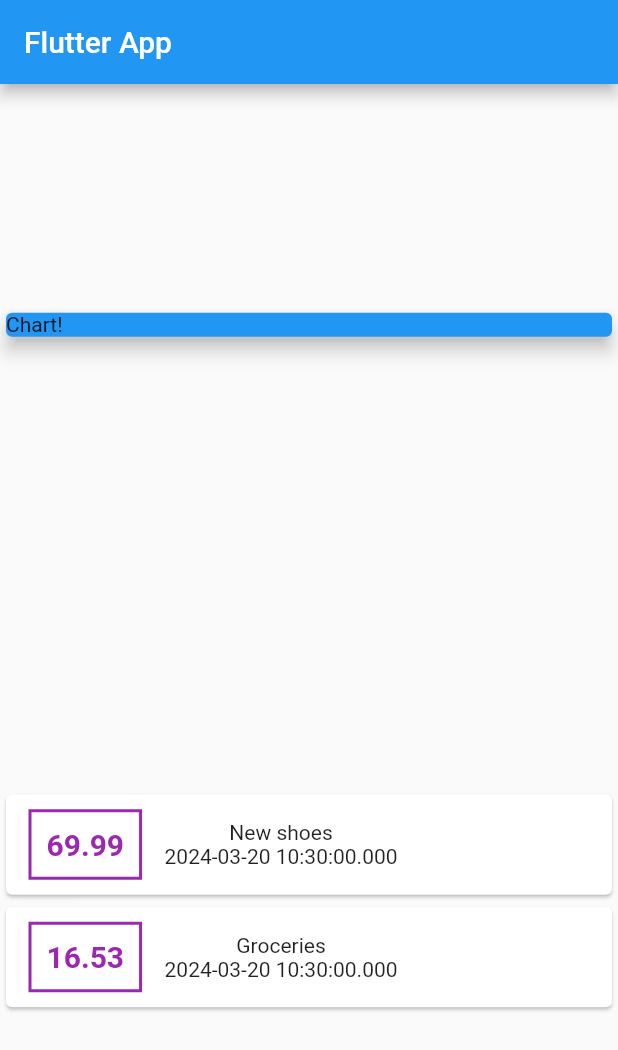
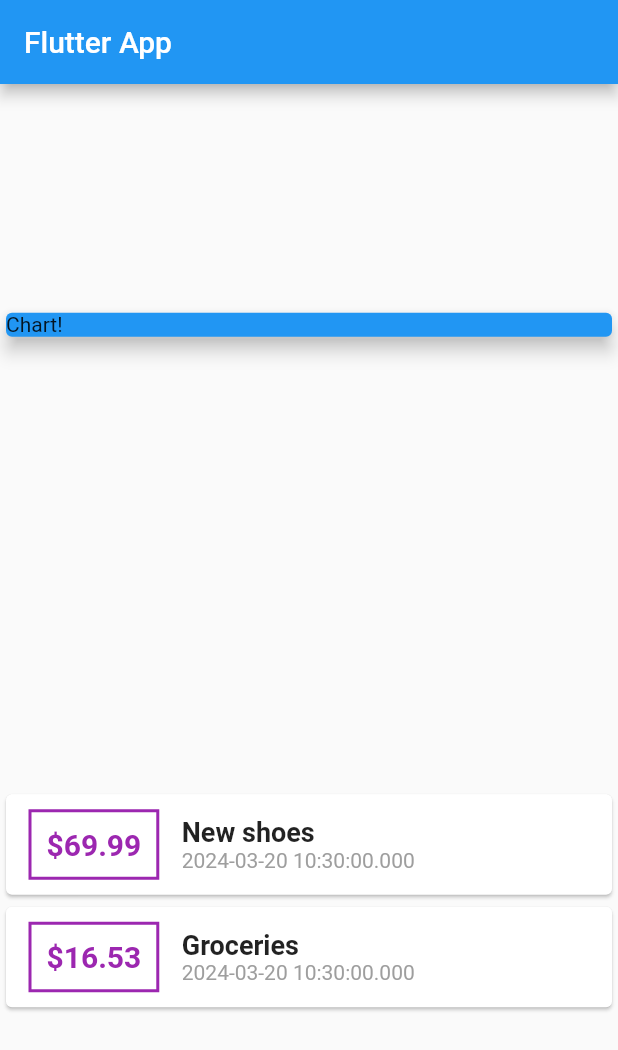
Before and after one commit to Hazrulidham28/money_tracker, a Flutter app: the screen it shows after launch, on a phone screen of 412 x 824 dp. Shown: the top 1050 px of the screen. Run offline on Flutter 3.47's test engine with Material 2 defaults, Android fonts, the phone set to English and light mode, and no system bars.

Commit message:
string interpolation

```diff
--- a/lib/main.dart
+++ b/lib/main.dart
@@ -45,7 +45,7 @@ class MyHomePage extends StatelessWidget {
         children: <Widget>[
           Container(
             width: double.infinity,
-            child: Card(
+            child: const Card(
               color: Colors.blue,
               elevation: 5,
               child: Text('Chart!'),
@@ -58,18 +58,19 @@ class MyHomePage extends StatelessWidget {
                 child: Row(
                   children: <Widget>[
                     Container(
-                      margin:
-                          EdgeInsets.symmetric(vertical: 10, horizontal: 15),
+                      margin: const EdgeInsets.symmetric(
+                          vertical: 10, horizontal: 15),
                       decoration: BoxDecoration(
                         border: Border.all(
                           color: Colors.purple,
                           width: 2,
                         ),
                       ),
-                      padding: EdgeInsets.all(10),
+                      padding: const EdgeInsets.all(10),
                       child: Text(
-                        tx.amount.toString(),
-                        style: TextStyle(
+                        //put back slash to add dollar sign by using string interpolation
+                        '\$${tx.amount}',
+                        style: const TextStyle(
                           fontWeight: FontWeight.bold,
                           fontSize: 20,
                           color: Colors.purple,
@@ -77,10 +78,17 @@ class MyHomePage extends StatelessWidget {
                       ),
                     ),
                     Column(
+                      //move the element in the column to the left or start
+                      crossAxisAlignment: CrossAxisAlignment.start,
                       children: <Widget>[
-                        Text(tx.title),
+                        Text(
+                          tx.title,
+                          style: const TextStyle(
+                              fontSize: 18, fontWeight: FontWeight.bold),
+                        ),
                         Text(
                           tx.date.toString(),
+                          style: const TextStyle(color: Colors.grey),
                         ),
                       ],
                     )
```
